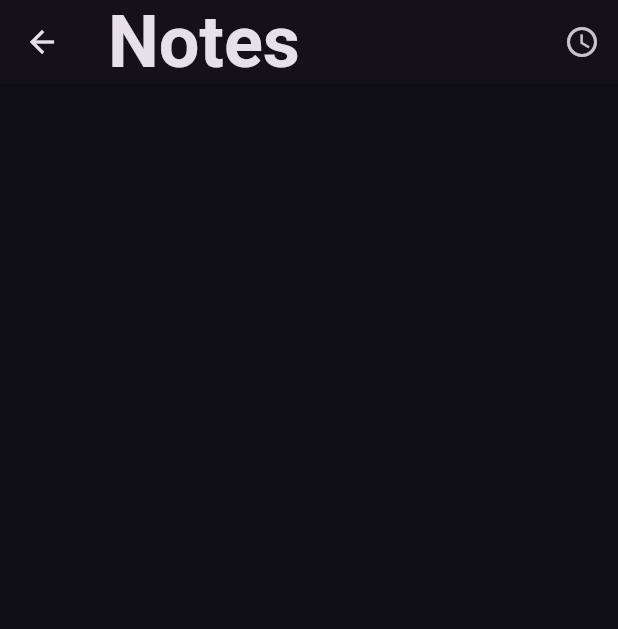
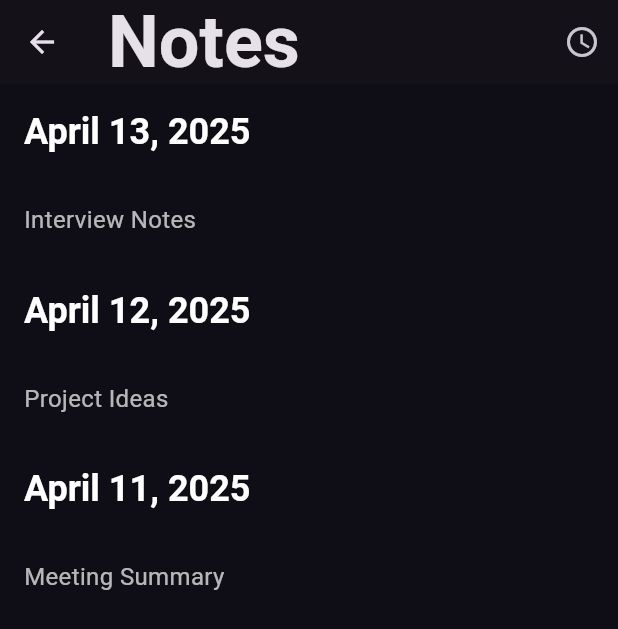
Before and after one commit to bvin02/neuron-memory-app, a Flutter app: the screen it shows after launch, after a tap on "Notes", on a phone screen of 412 x 824 dp. Shown: the top 629 px of the screen. Run offline on Flutter 3.47's test engine with Material 3 defaults, Android fonts, the phone set to English and light mode, and no system bars; our stand-ins replace flutter_markdown, shared_preferences; missing offline and left inert: markdown_widget; Roboto replaces fonts that are missing (SFProRounded).

Commit message:
fixed notes display

```diff
--- a/neuron_flutter_app/lib/models/note_model.dart
+++ b/neuron_flutter_app/lib/models/note_model.dart
@@ -18,7 +18,36 @@ class NoteModel {
 
     // Load notes
     final notesJson = prefs.getStringList(_storageKey) ?? [];
-    notes = notesJson.map((json) => Note.fromJson(jsonDecode(json))).toList();
+
+    if (notesJson.isEmpty) {
+      // Add sample notes if no notes exist
+      notes = [
+        Note(
+          id: '1',
+          title: 'Meeting Summary',
+          content: 'Team meeting discussion points...',
+          createdAt: DateTime.now().subtract(const Duration(days: 2)),
+          modifiedAt: DateTime.now().subtract(const Duration(days: 2)),
+        ),
+        Note(
+          id: '2',
+          title: 'Project Ideas',
+          content: 'New project brainstorming...',
+          createdAt: DateTime.now().subtract(const Duration(days: 1)),
+          modifiedAt: DateTime.now().subtract(const Duration(days: 1)),
+        ),
+        Note(
+          id: '3',
+          title: 'Interview Notes',
+          content: 'Candidate evaluation...',
+          createdAt: DateTime.now(),
+          modifiedAt: DateTime.now(),
+        ),
+      ];
+      await saveNotes(); // Save the sample notes
+    } else {
+      notes = notesJson.map((json) => Note.fromJson(jsonDecode(json))).toList();
+    }
 
     // Load custom groups
     final groupsJson = prefs.getStringList(_groupsKey) ?? [];
--- a/neuron_flutter_app/lib/screens/note_organization_screen.dart
+++ b/neuron_flutter_app/lib/screens/note_organization_screen.dart
@@ -24,8 +24,13 @@ class _NoteOrganizationScreenState extends State<NoteOrganizationScreen> {
   @override
   void initState() {
     super.initState();
-    _loadPreferences();
-    _updateGroups(); // Add immediate update while preferences load
+    _loadInitialData();
+  }
+
+  Future<void> _loadInitialData() async {
+    await _loadPreferences();
+    await _loadNotes();
+    _updateGroups();
   }
 
   Future<void> _loadPreferences() async {
@@ -44,12 +49,11 @@ class _NoteOrganizationScreenState extends State<NoteOrganizationScreen> {
         _isTimeBasedSorting = prefs.getBool(_sortPreferenceKey) ?? true;
       });
     }
-    _loadNotes();
   }
 
   Future<void> _loadNotes() async {
     await _noteModel.loadNotes();
-    _updateGroups();
+    setState(() {}); // Trigger rebuild after notes are loaded
   }
 
   void _updateGroups() {
```
